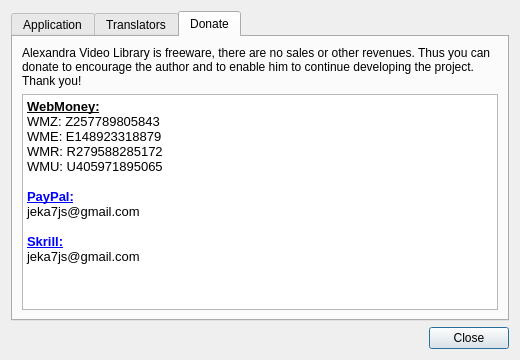
Above: src/aboutwindow.ui from eugene-melnik/alexandra before the change. Below: the same form after it.
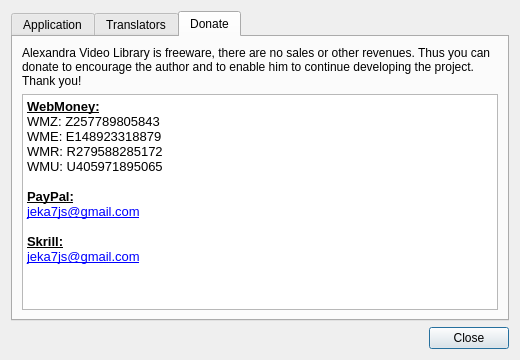
That is the form after the change. The open tabs and pages were chosen to show the change. Icons and pictures are not drawn.

Commit message: About window update

Patch:
```diff
--- a/src/aboutwindow.ui
+++ b/src/aboutwindow.ui
@@ -301,11 +301,14 @@
 &lt;p style=&quot; margin-top:0px; margin-bottom:0px; margin-left:0px; margin-right:0px; -qt-block-indent:0; text-indent:0px;&quot;&gt;WMR: R279588285172&lt;/p&gt;
 &lt;p style=&quot; margin-top:0px; margin-bottom:0px; margin-left:0px; margin-right:0px; -qt-block-indent:0; text-indent:0px;&quot;&gt;WMU: U405971895065&lt;/p&gt;
 &lt;p style=&quot;-qt-paragraph-type:empty; margin-top:0px; margin-bottom:0px; margin-left:0px; margin-right:0px; -qt-block-indent:0; text-indent:0px; font-weight:600; text-decoration: underline; color:#0000ff;&quot;&gt;&lt;br /&gt;&lt;/p&gt;
-&lt;p style=&quot; margin-top:0px; margin-bottom:0px; margin-left:0px; margin-right:0px; -qt-block-indent:0; text-indent:0px;&quot;&gt;&lt;a href=&quot;https://www.paypal.com/&quot;&gt;&lt;span style=&quot; font-weight:600; text-decoration: underline; color:#0000ff;&quot;&gt;PayPal:&lt;/span&gt;&lt;/a&gt;&lt;/p&gt;
-&lt;p style=&quot; margin-top:0px; margin-bottom:0px; margin-left:0px; margin-right:0px; -qt-block-indent:0; text-indent:0px;&quot;&gt;jeka7js@gmail.com&lt;/p&gt;
+&lt;p style=&quot; margin-top:0px; margin-bottom:0px; margin-left:0px; margin-right:0px; -qt-block-indent:0; text-indent:0px;&quot;&gt;&lt;span style=&quot; font-weight:600; text-decoration: underline;&quot;&gt;PayPal:&lt;/span&gt;&lt;/p&gt;
+&lt;p style=&quot; margin-top:0px; margin-bottom:0px; margin-left:0px; margin-right:0px; -qt-block-indent:0; text-indent:0px;&quot;&gt;&lt;a href=&quot;https://www.paypal.com/cgi-bin/webscr?cmd=_xclick&amp;amp;business=jeka7js%40gmail.com&amp;amp;lc=US&amp;amp;item_name=Donation%20to%20Alexandra%20Video%20Library&amp;amp;item_number=U02&amp;amp;button_subtype=services&amp;amp;no_note=0&amp;amp;no_shipping=0&amp;amp;currency_code=USD&amp;amp;bn=PP-BuyNowBF%3abtn_donate_LG.gif%3aNonHostedGuest&quot;&gt;&lt;span style=&quot; text-decoration: underline; color:#0000ff;&quot;&gt;jeka7js@gmail.com&lt;/span&gt;&lt;/a&gt;&lt;/p&gt;
 &lt;p style=&quot;-qt-paragraph-type:empty; margin-top:0px; margin-bottom:0px; margin-left:0px; margin-right:0px; -qt-block-indent:0; text-indent:0px;&quot;&gt;&lt;br /&gt;&lt;/p&gt;
-&lt;p style=&quot; margin-top:0px; margin-bottom:0px; margin-left:0px; margin-right:0px; -qt-block-indent:0; text-indent:0px;&quot;&gt;&lt;a href=&quot;https://www.skrill.com/&quot;&gt;&lt;span style=&quot; font-weight:600; text-decoration: underline; color:#0000ff;&quot;&gt;Skrill:&lt;/span&gt;&lt;/a&gt;&lt;/p&gt;
-&lt;p style=&quot; margin-top:0px; margin-bottom:0px; margin-left:0px; margin-right:0px; -qt-block-indent:0; text-indent:0px;&quot;&gt;jeka7js@gmail.com&lt;/p&gt;&lt;/body&gt;&lt;/html&gt;</string>
+&lt;p style=&quot; margin-top:0px; margin-bottom:0px; margin-left:0px; margin-right:0px; -qt-block-indent:0; text-indent:0px;&quot;&gt;&lt;span style=&quot; font-weight:600; text-decoration: underline;&quot;&gt;Skrill:&lt;/span&gt;&lt;/p&gt;
+&lt;p style=&quot; margin-top:0px; margin-bottom:0px; margin-left:0px; margin-right:0px; -qt-block-indent:0; text-indent:0px;&quot;&gt;&lt;a href=&quot;http://account.skrill.com/&quot;&gt;&lt;span style=&quot; text-decoration: underline; color:#0000ff;&quot;&gt;jeka7js@gmail.com&lt;/span&gt;&lt;/a&gt;&lt;/p&gt;&lt;/body&gt;&lt;/html&gt;</string>
+         </property>
+         <property name="openExternalLinks">
+          <bool>true</bool>
          </property>
         </widget>
        </item>
```
Left out of the diff: 2 changed lines with no effect on the pictures.
